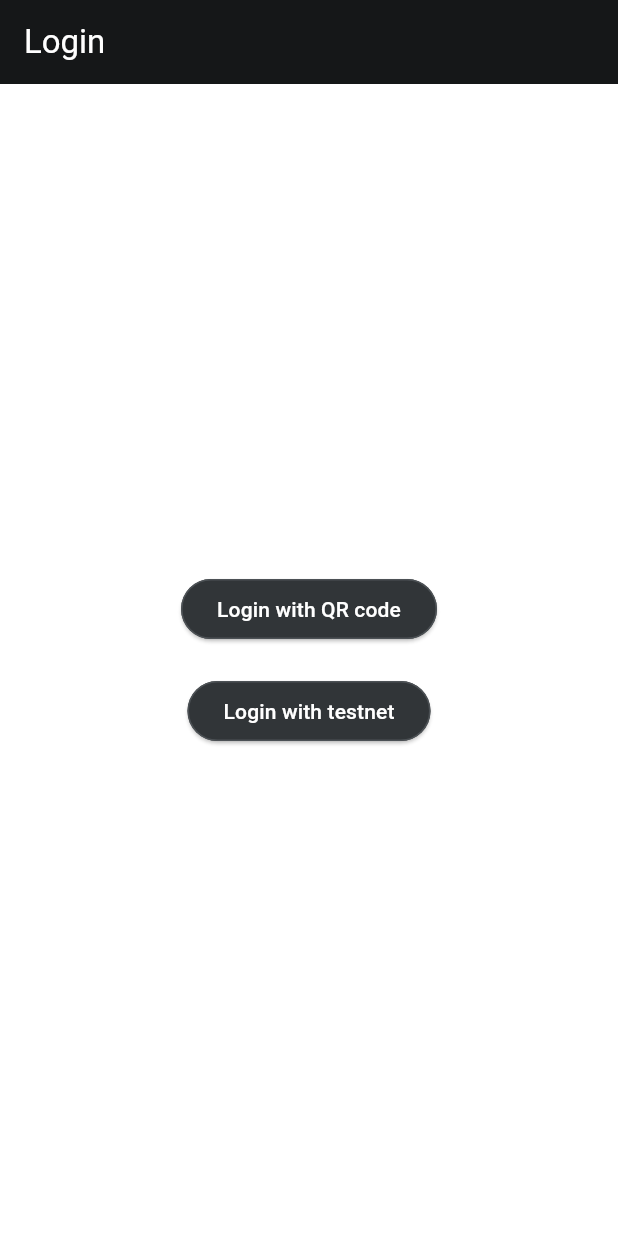
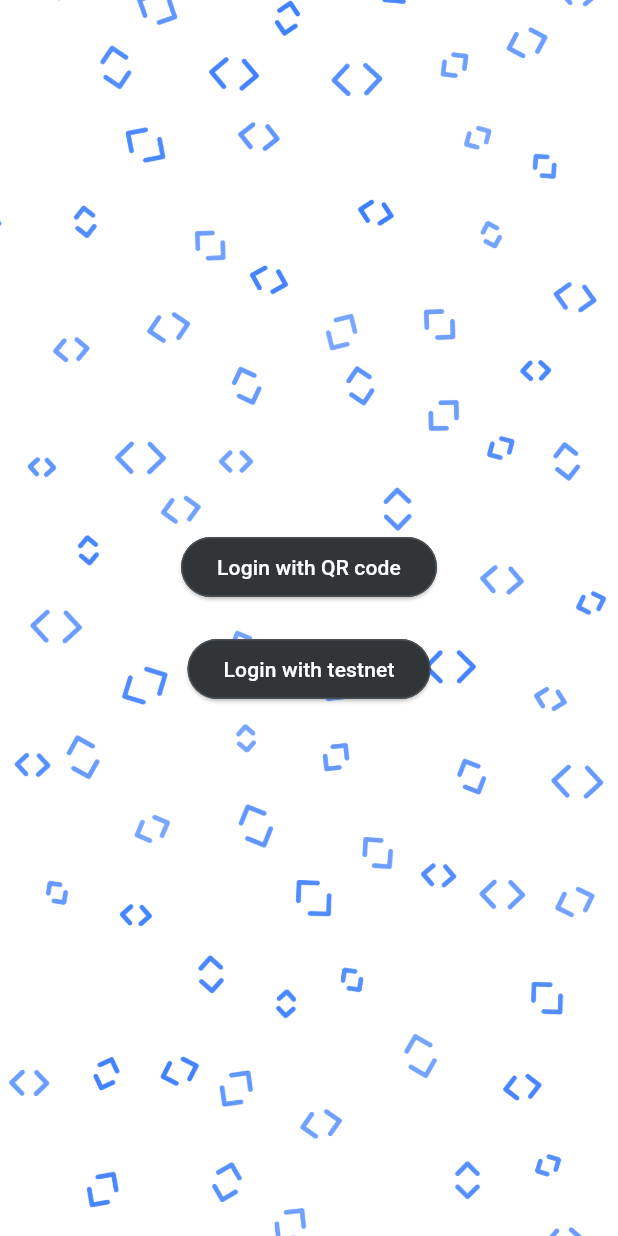
Before and after one commit to vlmoon99/near_social_mobile, a Flutter app: the screen it shows after launch, on a phone screen of 412 x 824 dp. Run offline on Flutter 3.47's test engine with Material 3 defaults, Android fonts, the phone set to English and light mode, and no system bars; our stand-ins replace animated_text_kit, cloud_firestore, dio, easy_localization, firebase_auth, firebase_core and 9 more; missing offline and left inert: bos_gateway_viewer, dio_smart_retry, encrypt, flutter_jailbreak_detection, flutterchain, qr_code_scanner; accounts and stored records are empty.

Commit message:
prettified login page & added description for encryption page

```diff
--- a/lib/modules/auth/pages/login_page.dart
+++ b/lib/modules/auth/pages/login_page.dart
@@ -1,11 +1,8 @@
-
-import 'package:easy_localization/easy_localization.dart';
 import 'package:flutter/material.dart';
 import 'package:flutter/services.dart';
 import 'package:flutter_modular/flutter_modular.dart';
 import 'package:flutterchain/flutterchain_lib/constants/chains/near_blockchain_network_urls.dart';
 import 'package:flutterchain/flutterchain_lib/services/chains/near_blockchain_service.dart';
-import 'package:near_social_mobile/assets/localizations/localizations_strings.dart';
 import 'package:near_social_mobile/modules/vms/core/models/authorization_credentials.dart';
 import 'package:near_social_mobile/routes/routes.dart';
 import 'package:near_social_mobile/services/testnet_service.dart';
@@ -34,13 +31,16 @@ class _LoginPageState extends State<LoginPage> {
       children: [
         Scaffold(
           resizeToAvoidBottomInset: false,
-          appBar: AppBar(
-            title: Text(
-              LocalizationsStrings.auth.login.title,
-            ).tr(),
+          body: SafeArea(
+            child: Stack(
+              children: [
+                Positioned.fill(
+                  child: Image.asset(
+                    "assets/media/images/near_social_backgorund.png",
+                    fit: BoxFit.cover,
                   ),
-          body: SizedBox(
-            width: double.infinity,
+                ),
+                Center(
                   child: Column(
                     mainAxisAlignment: MainAxisAlignment.center,
                     crossAxisAlignment: CrossAxisAlignment.center,
@@ -50,10 +50,11 @@ class _LoginPageState extends State<LoginPage> {
                           HapticFeedback.lightImpact();
                           await Modular.get<NearBlockChainService>()
                               .setBlockchainNetworkEnvironment(
-                      newUrl: NearBlockChainNetworkUrls.listOfUrls.elementAt(1),
+                            newUrl: NearBlockChainNetworkUrls.listOfUrls
+                                .elementAt(1),
                           );
-                    Modular.to
-                        .pushNamed(Routes.auth.getRoute(Routes.auth.qrReader));
+                          Modular.to.pushNamed(
+                              Routes.auth.getRoute(Routes.auth.qrReader));
                         },
                         child: const Text("Login with QR code"),
                       ),
@@ -65,11 +66,14 @@ class _LoginPageState extends State<LoginPage> {
                             setState(() {
                               isLoading = true;
                             });
-                      final TestNetService testNetService = TestNetService();
-                      final account = await testNetService.createAccount();
+                            final TestNetService testNetService =
+                                TestNetService();
+                            final account =
+                                await testNetService.createAccount();
                             await Modular.get<NearBlockChainService>()
                                 .setBlockchainNetworkEnvironment(
-                        newUrl: NearBlockChainNetworkUrls.listOfUrls.first,
+                              newUrl:
+                                  NearBlockChainNetworkUrls.listOfUrls.first,
                             );
                             Modular.to.pushReplacementNamed(
                               Routes.auth.getRoute(Routes.auth.encryptData),
@@ -85,6 +89,9 @@ class _LoginPageState extends State<LoginPage> {
                           }
                         },
                         child: const Text("Login with testnet"),
+                      ),
+                    ],
+                  ),
                 ),
               ],
             ),
```
Also changed, not shown: lib/modules/auth/pages/encryption_screen.dart (+44 -2 lines), assets/media/images/near_social_backgorund.png (added). Lines whose indentation alone changed are shown as unchanged.
